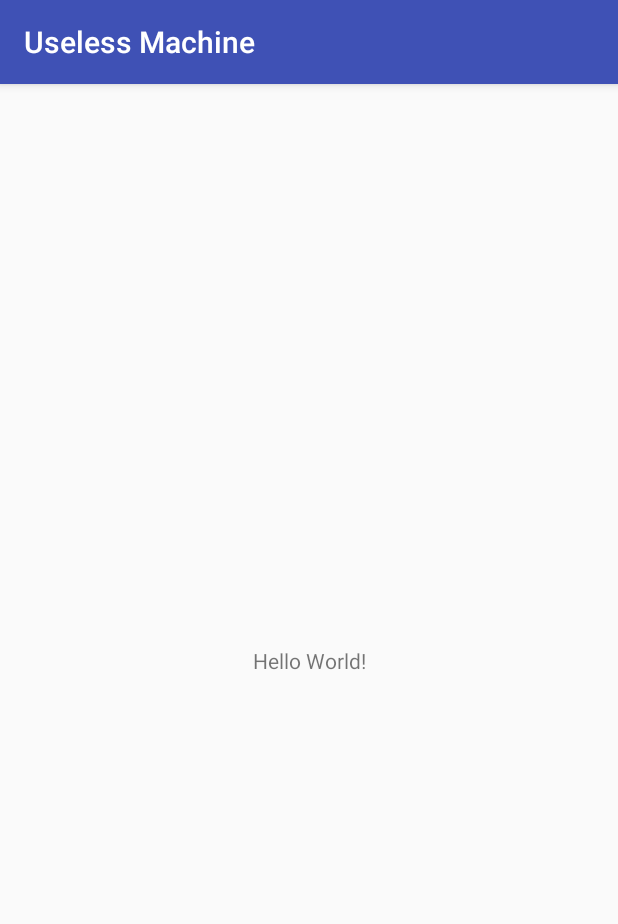
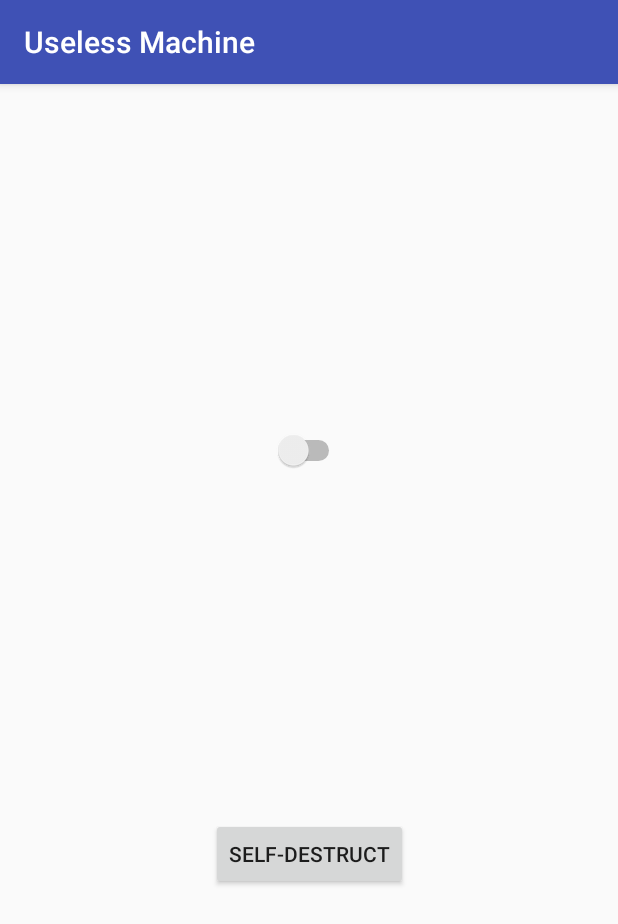
Before and after one commit to williamyip1112/UselessMachine, an Android app: the screen it shows after launch (MainActivity), on a phone screen of 412 x 824 dp. Shown: the top 924 px of the screen. Run offline under Robolectric (Android 15) with nearby library versions, the phone set to English and light mode, and no system bars.

Commit message:
Added switch and button to layout. Added OnCheckedChangedListener to switch.

```diff
--- a/app/src/main/java/com/example/per2/uselessmachine/MainActivity.java
+++ b/app/src/main/java/com/example/per2/uselessmachine/MainActivity.java
@@ -2,12 +2,45 @@ package com.example.per2.uselessmachine;
 
 import android.support.v7.app.AppCompatActivity;
 import android.os.Bundle;
+import android.widget.Button;
+import android.widget.CompoundButton;
+import android.widget.Switch;
+import android.widget.Toast;
 
 public class MainActivity extends AppCompatActivity {
+    private Button buttonsSelfDestruct;
+    private Switch switchUseless;
 
     @Override
     protected void onCreate(Bundle savedInstanceState) {
         super.onCreate(savedInstanceState);
         setContentView(R.layout.activity_main);
+        wireWidgets();
+        setListeners();
     }
+    private void setListeners()
+    {
+        //TODO self destruct button
+        switchUseless.setOnCheckedChangeListener(new CompoundButton.OnCheckedChangeListener() {
+            @Override
+            public void onCheckedChanged(CompoundButton buttonView, boolean checked)
+            {
+              if(checked)
+              {
+                  Toast.makeText(MainActivity.this, "On", Toast.LENGTH_SHORT).show();
+              }
+              else
+              {
+                  Toast.makeText(MainActivity.this, "Off", Toast.LENGTH_LONG).show();
+              }
+            }
+        });
+    }
+
+    private void wireWidgets()
+    {
+        buttonsSelfDestruct = findViewById(R.id.button_main_selfDestruct);
+        switchUseless = findViewById(R.id.switch_main_useless);
+    }
+
 }
--- a/app/src/main/res/layout/activity_main.xml
+++ b/app/src/main/res/layout/activity_main.xml
@@ -6,13 +6,24 @@
     android:layout_height="match_parent"
     tools:context=".MainActivity">
 
-    <TextView
+    <Switch
+        android:id="@+id/switch_main_useless"
         android:layout_width="wrap_content"
         android:layout_height="wrap_content"
-        android:text="Hello World!"
-        app:layout_constraintBottom_toBottomOf="parent"
-        app:layout_constraintLeft_toLeftOf="parent"
-        app:layout_constraintRight_toRightOf="parent"
+        app:layout_constraintBottom_toTopOf="@+id/button_main_selfDestruct"
+        app:layout_constraintEnd_toEndOf="parent"
+        app:layout_constraintHorizontal_bias="0.5"
+        app:layout_constraintStart_toStartOf="parent"
         app:layout_constraintTop_toTopOf="parent" />
 
+    <Button
+        android:id="@+id/button_main_selfDestruct"
+        android:layout_width="wrap_content"
+        android:layout_height="wrap_content"
+        android:text="@string/main_self_destruct"
+        app:layout_constraintBottom_toBottomOf="parent"
+        app:layout_constraintEnd_toEndOf="parent"
+        app:layout_constraintHorizontal_bias="0.501"
+        app:layout_constraintStart_toStartOf="parent"
+        app:layout_constraintTop_toBottomOf="@+id/switch_main_useless" />
 </android.support.constraint.ConstraintLayout>
--- a/app/src/main/res/values/strings.xml
+++ b/app/src/main/res/values/strings.xml
@@ -1,3 +1,4 @@
 <resources>
     <string name="app_name">Useless Machine</string>
+    <string name="main_self_destruct">Self-Destruct</string>
 </resources>
```
